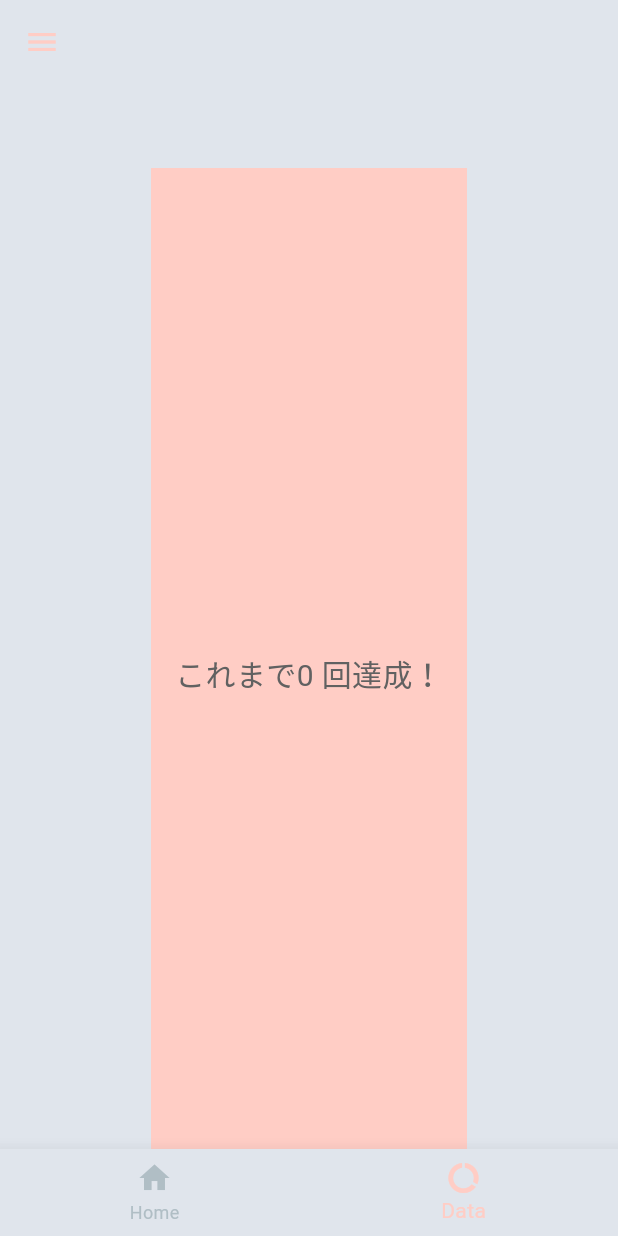
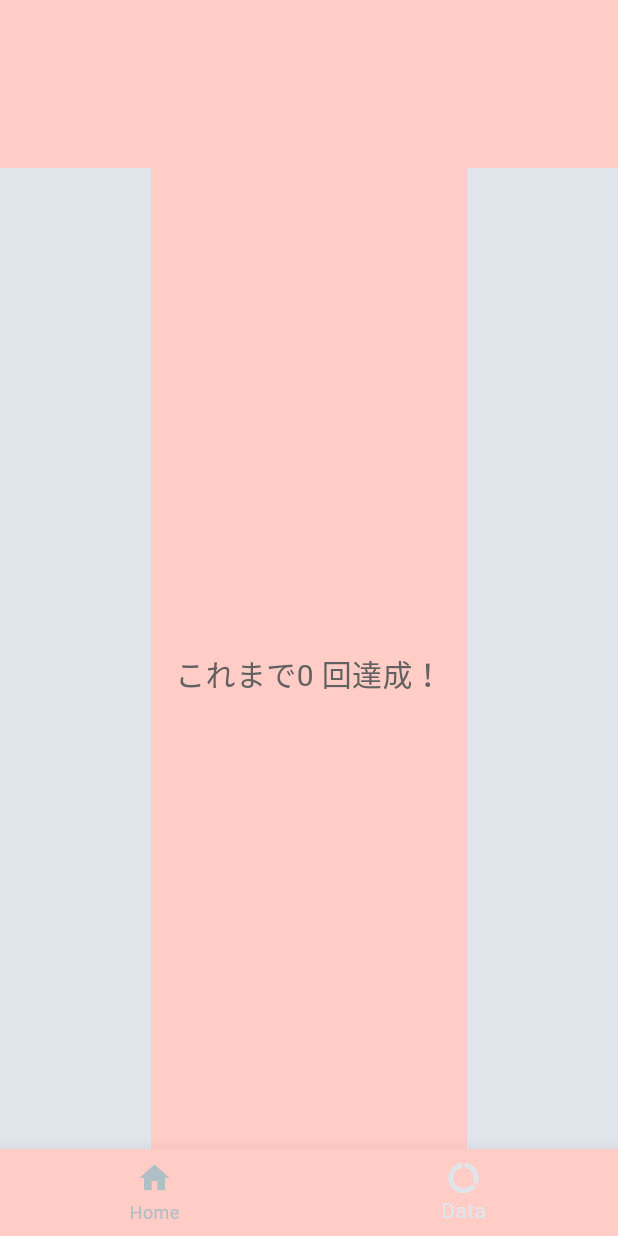
Before and after one commit to mknifish/nailgrow_flutter, a Flutter app: the MyHomePage screen opened directly, item 2 of the bottom bar chosen, on a phone screen of 412 x 824 dp. Run offline on Flutter 3.47's test engine with Material 3 defaults, Android fonts, the phone set to English and light mode, and no system bars; our stand-ins replace firebase_core, shared_preferences; accounts and stored records are empty; generated files the repository leaves out were written again.

Commit message:
背景色を修正

```diff
--- a/lib/screens/data_screen.dart
+++ b/lib/screens/data_screen.dart
@@ -10,7 +10,7 @@ class DataScreen extends StatelessWidget {
         return Scaffold(
           appBar: AppBar(
             title: Text(''), // AppBarのタイトルを削除
-            backgroundColor: Theme.of(context).primaryColor, // カスタム背景色
+            backgroundColor: Color(0xFFFFCDC5), // 直接色を指定
           ),
           body: Center(
             child: Container(
--- a/lib/screens/my_home_page.dart
+++ b/lib/screens/my_home_page.dart
@@ -41,11 +41,15 @@ class _MyHomePageState extends State<MyHomePage> {
   Widget build(BuildContext context) {
     return Scaffold(
       appBar: AppBar(
+        backgroundColor: _currentIndex == 1 ? Color(0xFFFFCDC5) : AppTheme.primaryColor,
       ),
       body: _pages[_currentIndex],
       bottomNavigationBar: BottomNavigationBar(
         currentIndex: _currentIndex,
         onTap: _onTabTapped,
+        backgroundColor: _currentIndex == 1 ? Color(0xFFFFCDC5) : AppTheme.primaryColor,
+        selectedItemColor: _currentIndex == 1 ? Color(0xFFE0E5EC) : AppTheme.accentColor,
+        unselectedItemColor: AppTheme.shadowDarkColor,
         items: [
           BottomNavigationBarItem(
             icon: Icon(Icons.home),
```
